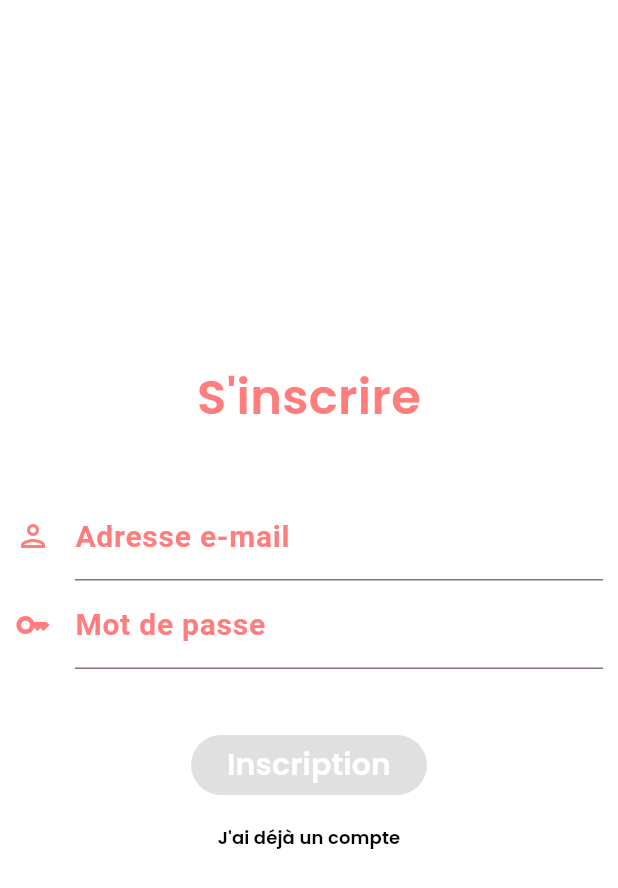
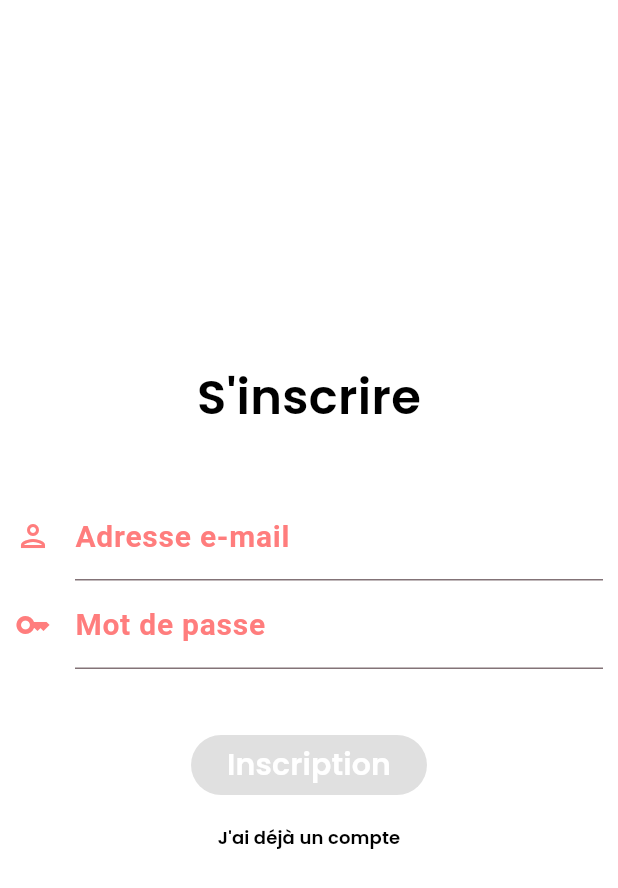
Before and after one commit to ThomasSEGALEN/flutter_journey_diary, a Flutter app: the RegisterPage screen opened directly, on a phone screen of 412 x 824 dp. Shown: the top 888 px of the screen. Run offline on Flutter 3.47's test engine with Material 2 defaults, Android fonts, the phone set to English and light mode, and no system bars; our stand-ins replace cloud_firestore, dio, firebase_auth, firebase_core, firebase_database, firebase_storage and 4 more; accounts and stored records are empty; network calls fail.

Commit message:
Update register_page.dart

```diff
--- a/lib/ui/screens/register_page.dart
+++ b/lib/ui/screens/register_page.dart
@@ -49,7 +49,7 @@ class _RegisterPageState extends State<RegisterPage> {
                   child: Text(
                     "S'inscrire",
                     style: GoogleFonts.poppins(
-                      color: const Color(JourneyColor.vomitOrange),
+                      color: const Color(JourneyColor.black),
                       fontWeight: FontWeight.w600,
                       fontSize: JourneyFont.xxl,
                     ),
```
